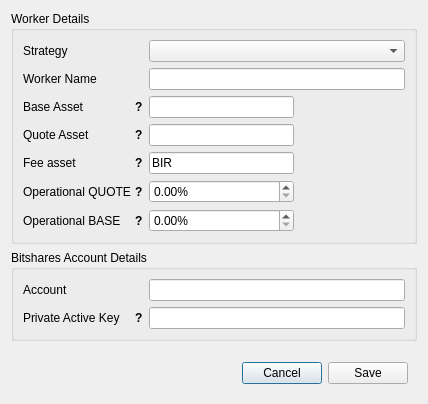
The window that dexbot/views/ui/create_worker_window.ui (Kaiser182/MMBot) describes before a commit, drawn with Qt 5.
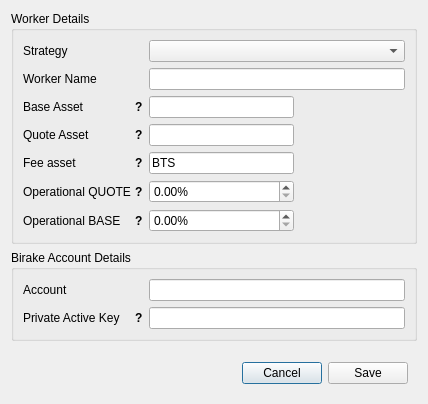
The same window after the commit.

Commit message: birake node added

Diff of the .ui file:
```diff
--- a/dexbot/views/ui/create_worker_window.ui
+++ b/dexbot/views/ui/create_worker_window.ui
@@ -93,7 +93,7 @@
    <item row="1" column="0">
     <widget class="QGroupBox" name="groupBox_2">
      <property name="title">
-      <string>Bitshares Account Details</string>
+      <string>Birake Account Details</string>
      </property>
      <layout class="QFormLayout" name="formLayout_2">
       <property name="rowWrapPolicy">
@@ -608,7 +608,7 @@
          </size>
         </property>
         <property name="text">
-         <string>BIR</string>
+         <string>BTS</string>
         </property>
        </widget>
       </item>
```
The commit also changes 10 other files.
